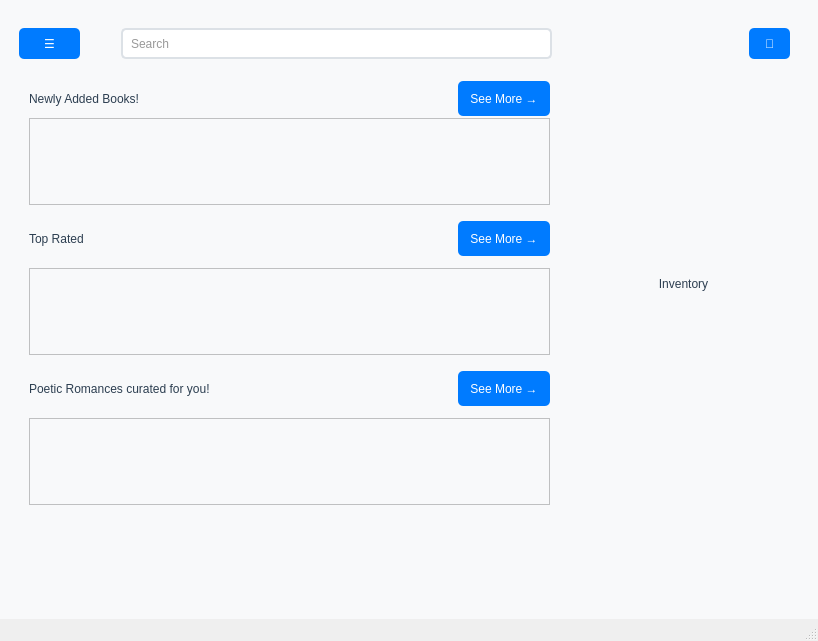
PocketLib-Devs/PocketLib, file mainwindow.ui: the form before one commit.
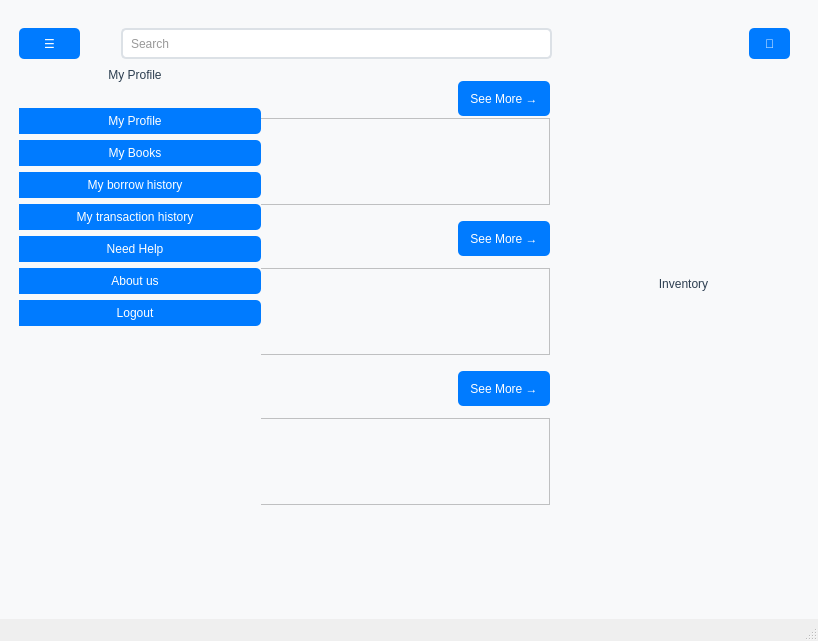
The form after the commit. The open tabs and pages were chosen to show the change.

Commit message: Added sidebar functionality and fixed bugs

Patch:
```diff
--- a/mainwindow.ui
+++ b/mainwindow.ui
@@ -534,6 +534,101 @@
               </item>
              </layout>
             </widget>
+            <widget class="QWidget" name="sidebarWidget" native="true">
+             <property name="geometry">
+              <rect>
+               <x>-10</x>
+               <y>40</y>
+               <width>252</width>
+               <height>451</height>
+              </rect>
+             </property>
+             <layout class="QVBoxLayout" name="verticalLayout_8">
+              <item>
+               <layout class="QVBoxLayout" name="verticalLayout_9">
+                <item>
+                 <widget class="QLabel" name="label_10">
+                  <property name="text">
+                   <string>My Profile</string>
+                  </property>
+                  <property name="alignment">
+                   <set>Qt::AlignmentFlag::AlignCenter</set>
+                  </property>
+                 </widget>
+                </item>
+                <item>
+                 <widget class="QLabel" name="label_11">
+                  <property name="text">
+                   <string/>
+                  </property>
+                 </widget>
+                </item>
+                <item>
+                 <widget class="QPushButton" name="profile_btn_3">
+                  <property name="text">
+                   <string>My Profile</string>
+                  </property>
+                 </widget>
+                </item>
+                <item>
+                 <widget class="QPushButton" name="myBooks_btn_3">
+                  <property name="text">
+                   <string>My Books</string>
+                  </property>
+                 </widget>
+                </item>
+                <item>
+                 <widget class="QPushButton" name="history_btn_3">
+                  <property name="text">
+                   <string>My borrow history</string>
+                  </property>
+                 </widget>
+                </item>
+                <item>
+                 <widget class="QPushButton" name="transaction_btn_3">
+                  <property name="text">
+                   <string>My transaction history</string>
+                  </property>
+                 </widget>
+                </item>
+                <item>
+                 <widget class="QPushButton" name="help_btn_3">
+                  <property name="text">
+                   <string>Need Help</string>
+                  </property>
+                 </widget>
+                </item>
+                <item>
+                 <widget class="QPushButton" name="about_btn_3">
+                  <property name="text">
+                   <string>About us</string>
+                  </property>
+                 </widget>
+                </item>
+                <item>
+                 <widget class="QPushButton" name="logoutAdmin_3">
+                  <property name="text">
+                   <string>Logout</string>
+                  </property>
+                 </widget>
+                </item>
+                <item>
+                 <spacer name="verticalSpacer_9">
+                  <property name="orientation">
+                   <enum>Qt::Orientation::Vertical</enum>
+                  </property>
+                  <property name="sizeHint" stdset="0">
+                   <size>
+                    <width>20</width>
+                    <height>40</height>
+                   </size>
+                  </property>
+                 </spacer>
+                </item>
+               </layout>
+              </item>
+             </layout>
+            </widget>
            </widget>
            <widget class="QWidget" name="widget_4" native="true">
             <property name="geometry">
```
Left out of the diff: 9 changed lines with no effect on the pictures. The commit also changes 2 other files.
